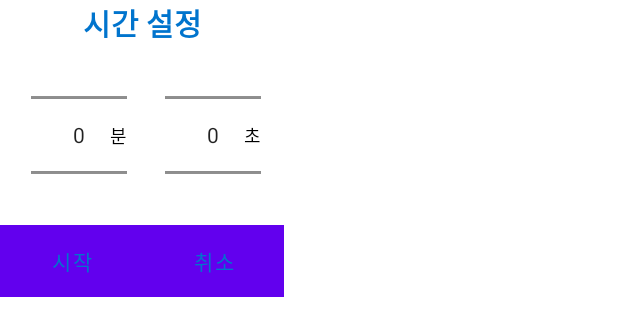
After one commit to sgtlee99/GoldenTimer, an Android app: the layout numberpicker_themes.xml on its own in the app's theme, with its tools: preview values and no code run, on a phone screen of 412 x 824 dp. The commit adds this screen. Shown: the top 336 px of the screen. Run offline under Robolectric (Android 15) with nearby library versions, the phone set to English and light mode, and no system bars.

Commit message:
numberpicker dialog 구현완료

```diff
--- a/app/src/main/res/layout/activity_custom.xml
+++ b/app/src/main/res/layout/activity_custom.xml
@@ -165,4 +165,10 @@
 			android:layout_width="wrap_content"
 			android:layout_height="wrap_content"
 			android:id="@+id/test_button"/>
+	<TextView
+			android:layout_width="wrap_content"
+			android:layout_height="wrap_content"
+			android:id="@+id/tv1"
+			android:text="test"
+			/>
 </LinearLayout>
--- /dev/null
+++ b/app/src/main/res/layout/numberpicker_themes.xml
@@ -0,0 +1,129 @@
+<?xml version="1.0" encoding="utf-8"?>
+<LinearLayout xmlns:android="http://schemas.android.com/apk/res/android"
+			  xmlns:app="http://schemas.android.com/apk/res-auto"
+			  xmlns:tools="http://schemas.android.com/tools"
+			  android:layout_width="wrap_content"
+			  android:layout_height="wrap_content"
+			  android:background="@color/white"
+			  android:orientation="vertical">
+
+	<LinearLayout
+
+			android:layout_width="match_parent"
+			android:layout_height="match_parent"
+			android:layout_weight="3"
+			android:gravity="center">
+
+		<TextView
+				android:id="@+id/txt_exercise_name"
+				android:layout_width="match_parent"
+				android:layout_height="match_parent"
+				android:gravity="center"
+				android:text="시간 설정"
+				android:textColor="@color/blue"
+				android:textSize="20sp"
+				android:textStyle="bold"
+				android:visibility="visible"
+				app:layout_constraintStart_toStartOf="parent" />
+	</LinearLayout>
+
+
+	<LinearLayout
+			android:layout_width="match_parent"
+			android:layout_height="match_parent"
+			android:layout_weight="2"
+			android:orientation="horizontal">
+
+		<androidx.constraintlayout.widget.ConstraintLayout
+				android:layout_width="match_parent"
+				android:layout_height="match_parent">
+
+			<NumberPicker
+					android:id="@+id/numberPicker_min"
+					android:layout_width="wrap_content"
+					android:layout_height="120dp"
+					android:layout_marginStart="15dp"
+					android:layout_marginEnd="5dp"
+					android:keepScreenOn="false"
+					android:solidColor="@color/white"
+					app:layout_constraintBottom_toBottomOf="parent"
+					app:layout_constraintEnd_toStartOf="@id/guideline_settime_50"
+					app:layout_constraintStart_toStartOf="parent"
+					app:layout_constraintTop_toTopOf="parent" />
+
+			<NumberPicker
+
+					android:id="@+id/numberPicker_sec"
+					android:layout_width="wrap_content"
+					android:layout_height="120dp"
+					android:layout_marginStart="15dp"
+					android:layout_marginEnd="15dp"
+					android:solidColor="@color/white"
+					app:layout_constraintBottom_toBottomOf="parent"
+					app:layout_constraintEnd_toEndOf="parent"
+					app:layout_constraintStart_toEndOf="@id/guideline_settime_50"
+					app:layout_constraintTop_toTopOf="parent" />
+
+			<TextView
+					android:layout_width="wrap_content"
+					android:layout_height="wrap_content"
+					android:layout_marginStart="5dp"
+					android:text="분"
+					android:textColor="@color/black"
+					android:textSize="12sp"
+					app:layout_constraintBottom_toBottomOf="parent"
+					app:layout_constraintEnd_toEndOf="@id/numberPicker_min"
+					app:layout_constraintTop_toTopOf="parent" />
+
+			<TextView
+					android:layout_width="wrap_content"
+					android:layout_height="wrap_content"
+					android:text="초"
+					android:textColor="@color/black"
+					android:textSize="12sp"
+					app:layout_constraintBottom_toBottomOf="parent"
+					app:layout_constraintEnd_toEndOf="@id/numberPicker_sec"
+					app:layout_constraintTop_toTopOf="parent"
+					/>
+
+			<androidx.constraintlayout.widget.Guideline
+					android:id="@+id/guideline_settime_50"
+					android:layout_width="wrap_content"
+					android:layout_height="wrap_content"
+					android:orientation="vertical"
+					app:layout_constraintGuide_percent="0.5" />
+		</androidx.constraintlayout.widget.ConstraintLayout>
+
+
+	</LinearLayout>
+
+	<LinearLayout
+			android:layout_width="match_parent"
+			android:layout_height="match_parent"
+			android:layout_weight="3"
+			android:orientation="horizontal">
+
+		<Button
+				android:id="@+id/btn_settime_ok"
+				android:layout_width="match_parent"
+				android:layout_height="match_parent"
+				android:layout_weight="1"
+				android:background="@color/white"
+				android:text="시작"
+				android:textColor="@color/blue"
+
+				/>
+
+		<Button
+				android:id="@+id/btn_settime_no"
+				android:layout_width="match_parent"
+				android:layout_height="match_parent"
+				android:layout_weight="1"
+				android:background="@color/white"
+				android:text="취소"
+				android:textColor="@color/blue" />
+
+	</LinearLayout>
+
+
+</LinearLayout>
--- a/app/src/main/res/values/colors.xml
+++ b/app/src/main/res/values/colors.xml
@@ -10,6 +10,8 @@
 	<color name="bright_red">#FF473D</color>
 	<color name="orange">#FF8C00</color>
 	<color name="bright_blue">#0074CD</color>
+	<!--blue 색 변경해주기-->
+	<color name="blue">#0074CD</color>
 	<color name="bright_green">#02AD58</color>
 	<color name="yellow">#FDDE45</color>
 	<color name="dark_yellow">#c68a12</color>
```
Also changed, not shown: app/src/main/java/com/example/goldentimer/CustomActivity.kt (+60 -52 lines), app/src/main/res/layout/timer_numberpicker.xml (deleted, +0 -56 lines).
